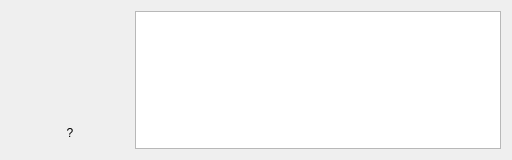
Above: Yawner/Ui/messagewidget.ui from henkelund/Yawner before the change. Below: the same form after it.
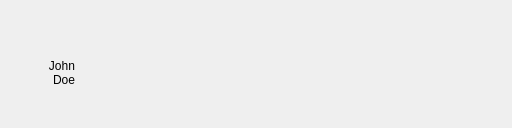
That is the form after the change. Icons and pictures are not drawn. Custom widgets are drawn as their Qt base class.

Patch:
```diff
--- a/Yawner/Ui/messagewidget.ui
+++ b/Yawner/Ui/messagewidget.ui
@@ -7,11 +7,11 @@
     <x>0</x>
     <y>0</y>
     <width>512</width>
-    <height>160</height>
+    <height>128</height>
    </rect>
   </property>
   <property name="sizePolicy">
-   <sizepolicy hsizetype="Preferred" vsizetype="Preferred">
+   <sizepolicy hsizetype="Preferred" vsizetype="Expanding">
     <horstretch>0</horstretch>
     <verstretch>0</verstretch>
    </sizepolicy>
@@ -19,7 +19,7 @@
   <property name="minimumSize">
    <size>
     <width>200</width>
-    <height>160</height>
+    <height>100</height>
    </size>
   </property>
   <property name="windowTitle">
@@ -28,7 +28,16 @@
   <layout class="QHBoxLayout" name="horizontalLayout">
    <item>
     <widget class="QWidget" name="user" native="true">
+     <property name="layoutDirection">
+      <enum>Qt::RightToLeft</enum>
+     </property>
      <layout class="QVBoxLayout" name="verticalLayout">
+      <property name="spacing">
+       <number>0</number>
+      </property>
+      <property name="margin">
+       <number>0</number>
+      </property>
       <item>
        <widget class="QLabel" name="avatar">
         <property name="sizePolicy">
@@ -39,14 +48,14 @@
         </property>
         <property name="minimumSize">
          <size>
-          <width>100</width>
-          <height>100</height>
+          <width>48</width>
+          <height>48</height>
          </size>
         </property>
         <property name="maximumSize">
          <size>
-          <width>100</width>
-          <height>100</height>
+          <width>48</width>
+          <height>48</height>
          </size>
         </property>
         <property name="autoFillBackground">
@@ -61,15 +70,40 @@
         <property name="scaledContents">
          <bool>true</bool>
         </property>
+        <property name="alignment">
+         <set>Qt::AlignCenter</set>
+        </property>
        </widget>
       </item>
       <item>
        <widget class="QLabel" name="name">
+        <property name="sizePolicy">
+         <sizepolicy hsizetype="Fixed" vsizetype="Preferred">
+          <horstretch>0</horstretch>
+          <verstretch>0</verstretch>
+         </sizepolicy>
+        </property>
+        <property name="minimumSize">
+         <size>
+          <width>64</width>
+          <height>0</height>
+         </size>
+        </property>
+        <property name="maximumSize">
+         <size>
+          <width>16777215</width>
+          <height>16777215</height>
+         </size>
+        </property>
+        <property name="styleSheet">
+         <string notr="true">font: 700 9pt;</string>
+        </property>
         <property name="text">
-         <string>?</string>
+         <string>John
+Doe</string>
         </property>
         <property name="alignment">
-         <set>Qt::AlignHCenter|Qt::AlignTop</set>
+         <set>Qt::AlignRight|Qt::AlignTop|Qt::AlignTrailing</set>
         </property>
        </widget>
       </item>
@@ -77,10 +111,80 @@
     </widget>
    </item>
    <item>
-    <widget class="QTextBrowser" name="message"/>
+    <widget class="MessageText" name="widget" native="true">
+     <property name="sizePolicy">
+      <sizepolicy hsizetype="Preferred" vsizetype="Expanding">
+       <horstretch>0</horstretch>
+       <verstretch>0</verstretch>
+      </sizepolicy>
+     </property>
+     <property name="minimumSize">
+      <size>
+       <width>10</width>
+       <height>10</height>
+      </size>
+     </property>
+     <layout class="QVBoxLayout" name="verticalLayout_2">
+      <property name="spacing">
+       <number>0</number>
+      </property>
+      <property name="leftMargin">
+       <number>14</number>
+      </property>
+      <property name="topMargin">
+       <number>4</number>
+      </property>
+      <property name="rightMargin">
+       <number>4</number>
+      </property>
+      <property name="bottomMargin">
+       <number>4</number>
+      </property>
+      <item>
+       <widget class="QTextBrowser" name="message">
+        <property name="sizePolicy">
+         <sizepolicy hsizetype="Expanding" vsizetype="Expanding">
+          <horstretch>0</horstretch>
+          <verstretch>0</verstretch>
+         </sizepolicy>
+        </property>
+        <property name="autoFillBackground">
+         <bool>false</bool>
+        </property>
+        <property name="styleSheet">
+         <string notr="true">font:75 9pt;
+background: rgba(0, 0, 0, 0);</string>
+        </property>
+        <property name="frameShape">
+         <enum>QFrame::NoFrame</enum>
+        </property>
+        <property name="frameShadow">
+         <enum>QFrame::Raised</enum>
+        </property>
+        <property name="lineWidth">
+         <number>0</number>
+        </property>
+        <property name="verticalScrollBarPolicy">
+         <enum>Qt::ScrollBarAsNeeded</enum>
+        </property>
+        <property name="horizontalScrollBarPolicy">
+         <enum>Qt::ScrollBarAlwaysOff</enum>
+        </property>
+       </widget>
+      </item>
+     </layout>
+    </widget>
    </item>
   </layout>
  </widget>
+ <customwidgets>
+  <customwidget>
+   <class>MessageText</class>
+   <extends>QWidget</extends>
+   <header>../Yawner/Yawner/Ui/MessageText.h</header>
+   <container>1</container>
+  </customwidget>
+ </customwidgets>
  <resources>
   <include location="../../assets/yawner.qrc"/>
  </resources>
```
Left out of the diff: 2 changed lines with no effect on the pictures.
